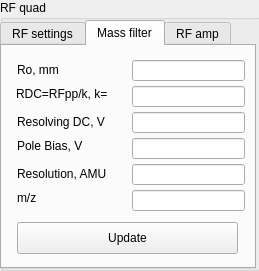
The window that rfamp.ui (MOBILionSystems/MIPS-app-MOBILion) describes before a commit, drawn with Qt 5.
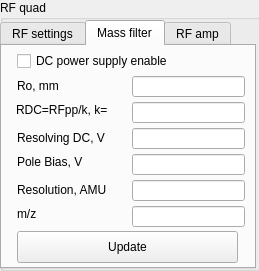
The same window after the commit. The open tabs and pages were chosen to show the change.

```diff
--- a/rfamp.ui
+++ b/rfamp.ui
@@ -236,7 +236,7 @@
       <property name="geometry">
        <rect>
         <x>15</x>
-        <y>16</y>
+        <y>32</y>
         <width>60</width>
         <height>16</height>
        </rect>
@@ -249,7 +249,7 @@
       <property name="geometry">
        <rect>
         <x>15</x>
-        <y>68</y>
+        <y>84</y>
         <width>96</width>
         <height>16</height>
        </rect>
@@ -262,7 +262,7 @@
       <property name="geometry">
        <rect>
         <x>15</x>
-        <y>92</y>
+        <y>108</y>
         <width>86</width>
         <height>16</height>
        </rect>
@@ -275,7 +275,7 @@
       <property name="geometry">
        <rect>
         <x>15</x>
-        <y>120</y>
+        <y>136</y>
         <width>106</width>
         <height>16</height>
        </rect>
@@ -288,7 +288,7 @@
       <property name="geometry">
        <rect>
         <x>15</x>
-        <y>144</y>
+        <y>160</y>
         <width>60</width>
         <height>16</height>
        </rect>
@@ -301,7 +301,7 @@
       <property name="geometry">
        <rect>
         <x>130</x>
-        <y>14</y>
+        <y>30</y>
         <width>113</width>
         <height>21</height>
        </rect>
@@ -311,7 +311,7 @@
       <property name="geometry">
        <rect>
         <x>130</x>
-        <y>66</y>
+        <y>82</y>
         <width>113</width>
         <height>21</height>
        </rect>
@@ -321,7 +321,7 @@
       <property name="geometry">
        <rect>
         <x>130</x>
-        <y>92</y>
+        <y>108</y>
         <width>113</width>
         <height>21</height>
        </rect>
@@ -331,7 +331,7 @@
       <property name="geometry">
        <rect>
         <x>130</x>
-        <y>118</y>
+        <y>134</y>
         <width>113</width>
         <height>21</height>
        </rect>
@@ -341,7 +341,7 @@
       <property name="geometry">
        <rect>
         <x>130</x>
-        <y>144</y>
+        <y>160</y>
         <width>113</width>
         <height>21</height>
        </rect>
@@ -351,7 +351,7 @@
       <property name="geometry">
        <rect>
         <x>15</x>
-        <y>176</y>
+        <y>185</y>
         <width>221</width>
         <height>32</height>
        </rect>
@@ -367,7 +367,7 @@
       <property name="geometry">
        <rect>
         <x>130</x>
-        <y>40</y>
+        <y>56</y>
         <width>113</width>
         <height>21</height>
        </rect>
@@ -377,7 +377,7 @@
       <property name="geometry">
        <rect>
         <x>14</x>
-        <y>40</y>
+        <y>56</y>
         <width>109</width>
         <height>16</height>
        </rect>
@@ -386,6 +386,19 @@
        <string>RDC=RFpp/k, k=</string>
       </property>
      </widget>
+     <widget class="QCheckBox" name="chkSDCPWR_ON_OFF">
+      <property name="geometry">
+       <rect>
+        <x>15</x>
+        <y>5</y>
+        <width>176</width>
+        <height>20</height>
+       </rect>
+      </property>
+      <property name="text">
+       <string>DC power supply enable</string>
+      </property>
+     </widget>
     </widget>
     <widget class="QWidget" name="tabRFamp">
      <attribute name="title">
```
Left out of the diff: 2 changed lines with no effect on the pictures.
